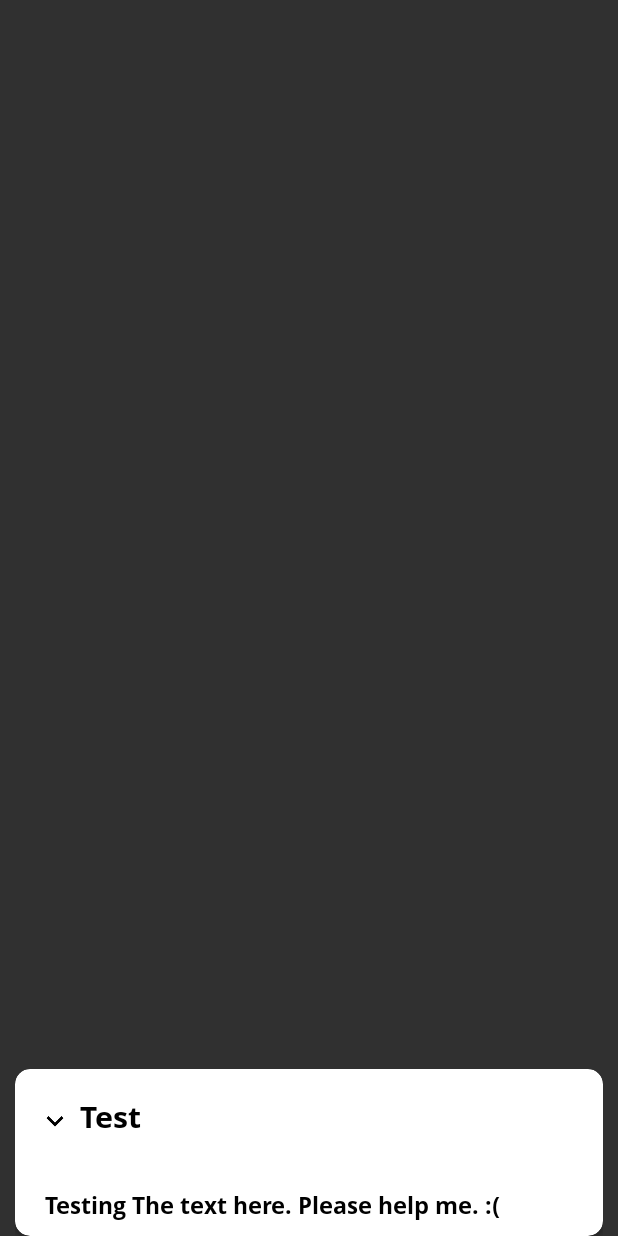
After one commit to anthonyc1/buildAR, an Android app: the layout fragment_step.xml on its own in the app's theme, with its tools: preview values and no code run, on a phone screen of 412 x 824 dp. The commit adds this screen. Run offline under Robolectric (Android 15) with nearby library versions, the phone set to English and light mode, and no system bars.

Commit message:
Add Step Fragment

```diff
--- /dev/null
+++ b/ARBuild/app/src/main/res/drawable/card_background.xml
@@ -0,0 +1,5 @@
+<?xml version="1.0" encoding="utf-8"?>
+<shape xmlns:android="http://schemas.android.com/apk/res/android" android:shape="rectangle">
+    <corners android:radius="10dp"/>
+    <solid android:color="#ffffff"/>
+</shape>
--- /dev/null
+++ b/ARBuild/app/src/main/res/layout/fragment_step.xml
@@ -0,0 +1,89 @@
+<?xml version="1.0" encoding="utf-8"?>
+<RelativeLayout xmlns:android="http://schemas.android.com/apk/res/android"
+    xmlns:app="http://schemas.android.com/apk/res-auto"
+    xmlns:tools="http://schemas.android.com/tools"
+    android:layout_width="match_parent"
+    android:layout_height="wrap_content"
+    android:layout_marginBottom="0dp"
+    android:paddingLeft="10sp"
+    android:paddingRight="10sp"
+    tools:context=".Step">
+
+    <!-- TODO: Update blank fragment layout -->
+
+    <android.support.v7.widget.CardView
+        android:layout_width="match_parent"
+        android:layout_height="wrap_content"
+        android:layout_alignParentBottom="true"
+        app:cardBackgroundColor="@android:color/white"
+        app:cardCornerRadius="10sp">
+
+        <LinearLayout
+            android:layout_width="match_parent"
+            android:layout_height="match_parent"
+            android:layout_marginLeft="10sp"
+            android:layout_marginRight="10sp"
+            android:layout_marginTop="10sp"
+            android:orientation="vertical">
+
+            <LinearLayout
+                android:layout_width="match_parent"
+                android:layout_height="match_parent"
+                android:orientation="horizontal">
+
+                <ImageView
+                    android:id="@+id/imageView"
+                    android:layout_width="50dp"
+                    android:layout_height="50dp"
+                    android:layout_marginStart="5sp"
+                    android:layout_weight="1"
+                    android:src="@drawable/down_arrow" />
+
+                <LinearLayout
+                    android:layout_width="match_parent"
+                    android:layout_height="match_parent"
+                    android:layout_weight="1"
+                    android:orientation="vertical">
+
+                    <Space
+                        android:layout_width="match_parent"
+                        android:layout_height="wrap_content"
+                        android:layout_weight="1" />
+
+                    <TextView
+                        android:id="@+id/title"
+                        android:layout_width="match_parent"
+                        android:layout_height="wrap_content"
+                        android:layout_marginStart="5sp"
+                        android:layout_weight="1"
+                        android:fontFamily="@font/open_sans_bold"
+                        android:text="Test"
+                        android:textColor="@android:color/black"
+                        android:textSize="20sp" />
+
+                    <Space
+                        android:layout_width="match_parent"
+                        android:layout_height="wrap_content"
+                        android:layout_weight="1" />
+                </LinearLayout>
+
+            </LinearLayout>
+
+            <TextView
+                android:id="@+id/details"
+                android:layout_width="match_parent"
+                android:layout_height="wrap_content"
+                android:layout_marginBottom="10dp"
+                android:layout_marginLeft="10sp"
+                android:layout_marginRight="10sp"
+                android:layout_marginTop="20dp"
+                android:fontFamily="@font/open_sans_bold"
+                android:text="Testing The text here. Please help me. :("
+                android:textColor="@android:color/black"
+                android:textSize="15sp" />
+
+        </LinearLayout>
+
+    </android.support.v7.widget.CardView>
+
+</RelativeLayout>
--- a/ARBuild/app/src/main/res/values/strings.xml
+++ b/ARBuild/app/src/main/res/values/strings.xml
@@ -7,4 +7,7 @@
     <string name="calibrating_substring">Please move phone around</string>
     <string name="congrats_string">Congrats, you\'re done!</string>
     <string name="do_next_string">What would you like to do next?</string>
+
+    <!-- TODO: Remove or change this placeholder text -->
+    <string name="hello_blank_fragment">Hello blank fragment</string>
 </resources>
```
Also changed, not shown: ARBuild/app/src/main/java/com/endercrest/arbuild/ARStepActivity.java (+39 -27 lines), ARBuild/app/src/main/java/com/endercrest/arbuild/CalibrateFragment.java (added, +59 -0 lines), ARBuild/app/src/main/java/com/endercrest/arbuild/Step.java (added, +103 -0 lines), ARBuild/app/src/main/res/layout/fragment_calibrate.xml (added, +14 -0 lines), 1 other file.
